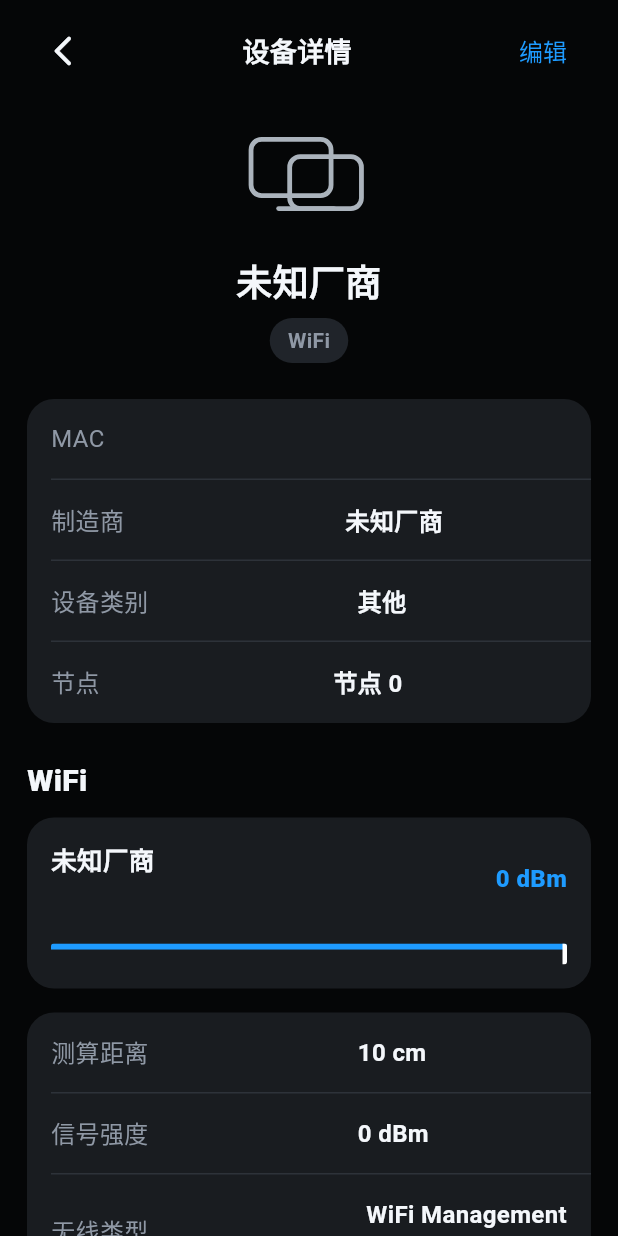
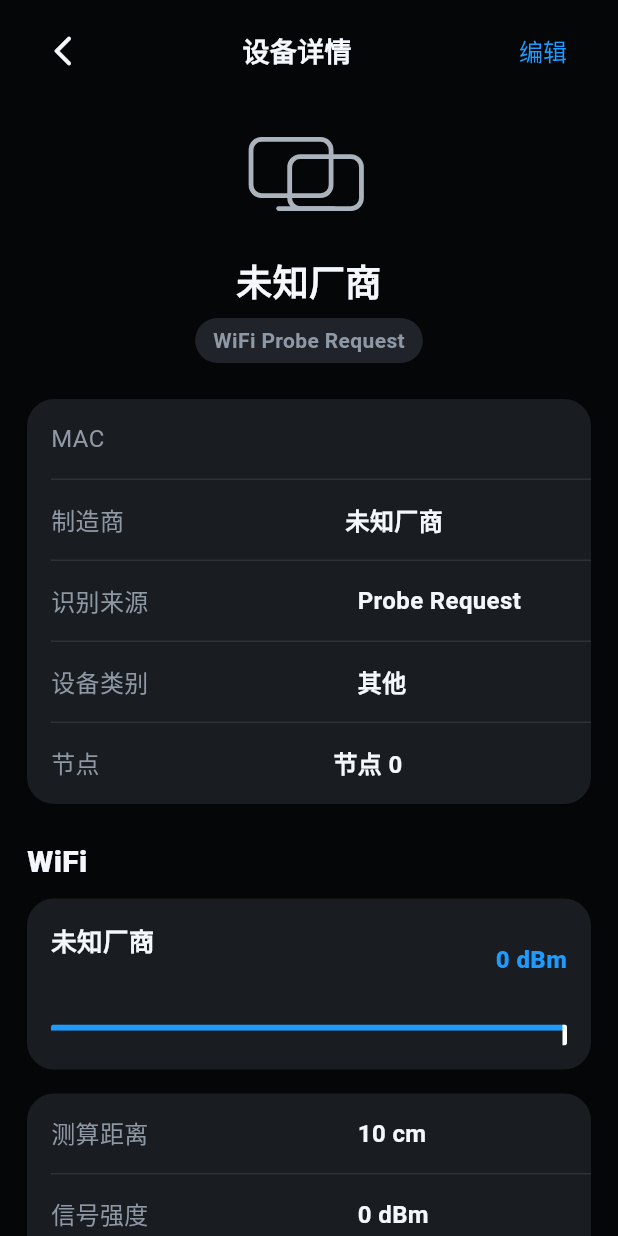
Before and after one commit to fhzit/sightsentry_pro, a Flutter app: the DeviceDetailPage screen opened directly with empty values, on a phone screen of 412 x 824 dp. Run offline on Flutter 3.47's test engine with Material 3 defaults, Android fonts, the phone set to English and light mode, and no system bars; our stand-ins replace flutter_blue_plus, permission_handler; missing offline and left inert: usb_serial.

Commit message:
feat: 通过 Probe Request 识别 WiFi 厂商

```diff
--- a/flutter_client/lib/main.dart
+++ b/flutter_client/lib/main.dart
@@ -460,6 +460,7 @@ class DeviceDetailPage extends StatelessWidget {
             _InfoCard(rows: [
               _InfoRow('MAC', device.mac),
               _InfoRow('制造商', device.vendor),
+              _InfoRow('识别来源', device.sourceLabel),
               _InfoRow('设备类别', device.categoryLabel),
               _InfoRow('节点', '节点 ${device.nodeId}'),
             ]),
@@ -471,7 +472,7 @@ class DeviceDetailPage extends StatelessWidget {
             _InfoCard(rows: [
               _InfoRow('测算距离', formatDistance(device.distanceMeters)),
               _InfoRow('信号强度', '${device.rssi} dBm'),
-              _InfoRow(device.type == SignalType.ble ? '蓝牙类型' : '无线类型', device.type == SignalType.ble ? 'Bluetooth LE' : 'WiFi Management Frame'),
+              _InfoRow(device.type == SignalType.ble ? '蓝牙类型' : '无线类型', device.type == SignalType.ble ? 'Bluetooth LE' : 'WiFi Probe Request'),
             ]),
           ],
         ),
--- a/flutter_client/lib/models.dart
+++ b/flutter_client/lib/models.dart
@@ -40,8 +40,9 @@ class SentryDevice {
   String get id => '${type.name}:$mac';
   String get title => name.isNotEmpty ? name : vendor;
   String get vendor => identifyVendor(mac, fallback: type == SignalType.ble ? 'Bluetooth LE 设备' : '未知厂商');
-  String get typeLabel => type == SignalType.ble ? 'Bluetooth LE' : 'WiFi';
-  String get shortTypeLabel => type == SignalType.ble ? 'LE' : 'WiFi';
+  String get typeLabel => type == SignalType.ble ? 'Bluetooth LE' : 'WiFi Probe Request';
+  String get shortTypeLabel => type == SignalType.ble ? 'LE' : 'Probe';
+  String get sourceLabel => type == SignalType.ble ? 'BLE 广播' : 'Probe Request';
   DeviceCategory get category => inferDeviceCategory(name: name, vendor: vendor, type: type);
   String get categoryLabel => deviceCategoryLabel(category);
   bool get isPersonalDevice => category != DeviceCategory.other;
```
Also changed, not shown: 2 other files.
